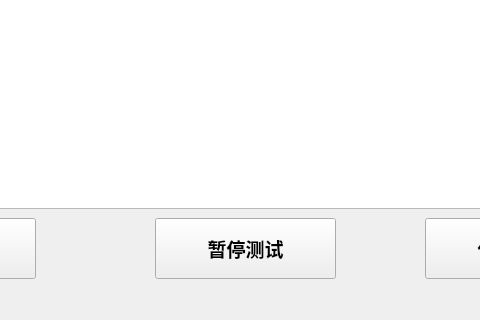
This is ui/client.ui in Wrailway/test_tools as Qt 5 draws it before an edit; both pictures show x 325 to 805 and y 507 to 827 of the 1369 by 827 pixel window. The edited form follows.
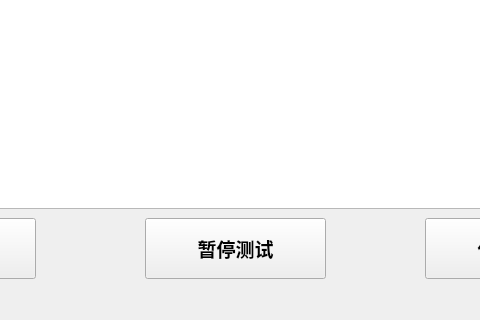
This is the edited form.

Commit message: motor currents ui maximum support 16 ports

The edit to the form file:
```diff
--- a/ui/client.ui
+++ b/ui/client.ui
@@ -157,7 +157,7 @@
    <widget class="QPushButton" name="btn_pause_test">
     <property name="geometry">
      <rect>
-      <x>480</x>
+      <x>470</x>
       <y>700</y>
       <width>181</width>
       <height>61</height>
```
The commit also changes 2 other files.
